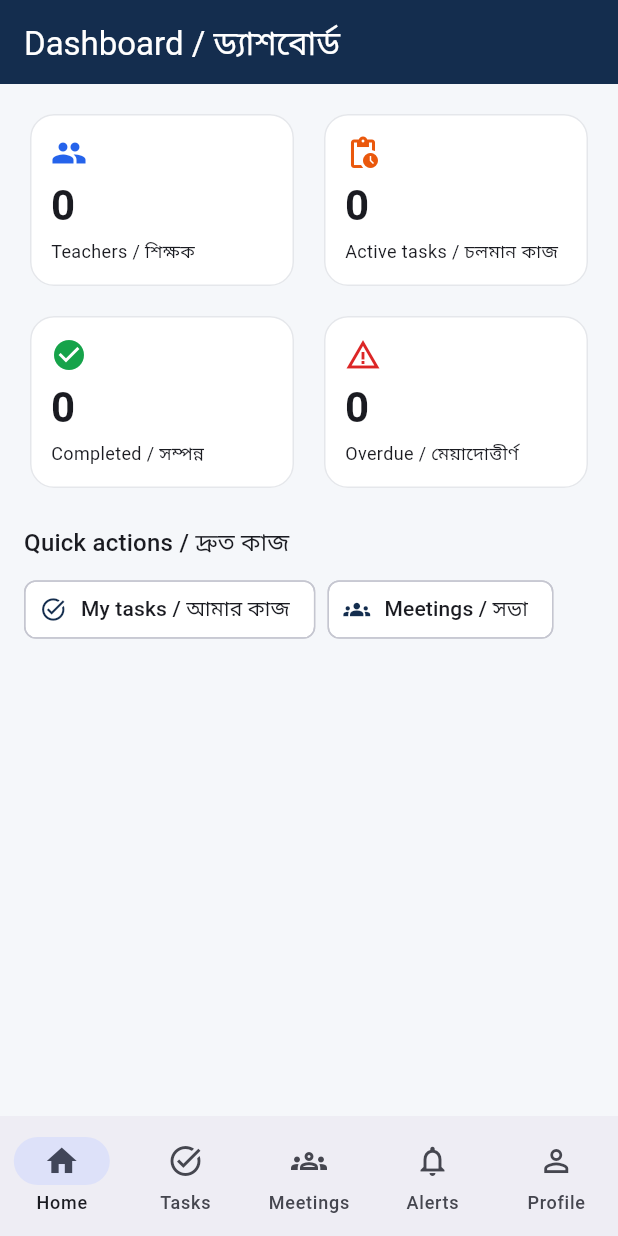
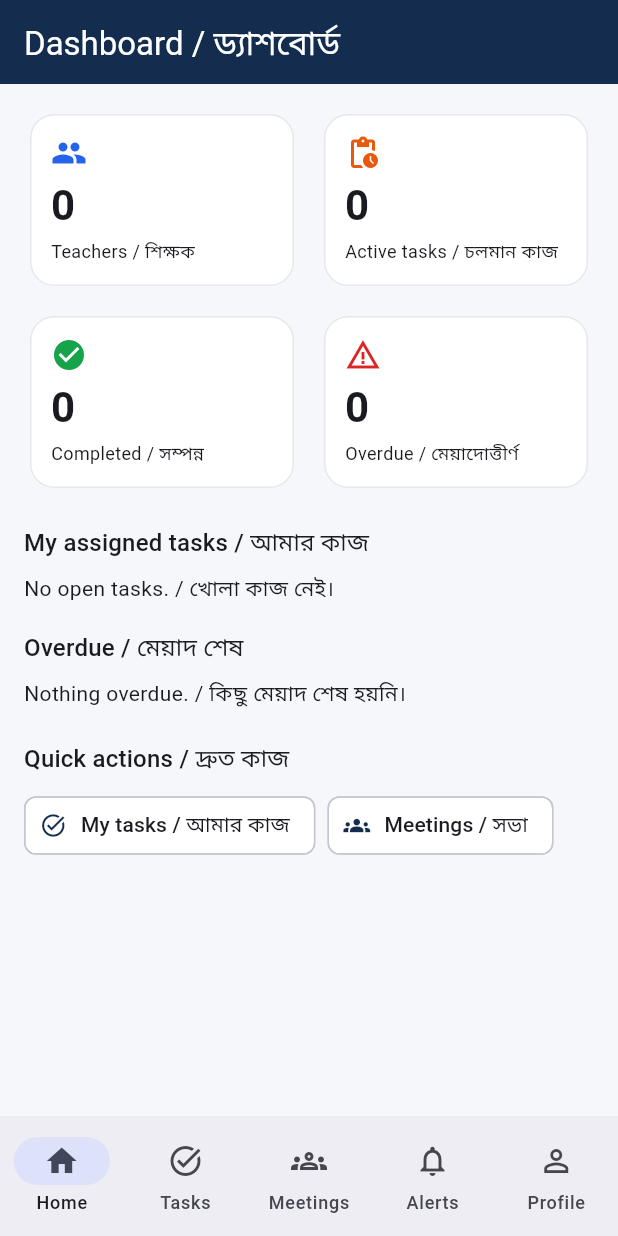
Before and after one commit to ctcomputer-cmd/dpi, a Flutter app: the DashboardScreen screen opened by its route, on a phone screen of 412 x 824 dp. Run offline on Flutter 3.47's test engine with Material 3 defaults, Android fonts, the phone set to English and light mode, and no system bars; our stand-ins replace file_picker, flutter_riverpod, go_router, supabase_flutter; accounts and stored records are empty.

Commit message:
Dashboard: my assigned tasks and overdue list; staff profile with task and meeting history
Co-Authored-By: Claude Haiku 5.5 <noreply@anthropic.com>
Claude-Session: https://claude.ai/code/session_0146auwDjA3Cso7QCVrSMsSi

```diff
--- a/lib/app.dart
+++ b/lib/app.dart
@@ -18,6 +18,7 @@ import 'features/profile/profile_screen.dart';
 import 'features/tasks/tasks_screen.dart';
 import 'features/teachers/teachers_screen.dart';
 import 'features/teachers/teacher_form_screen.dart';
+import 'features/teachers/teacher_profile_screen.dart';
 import 'features/tasks/task_form_screen.dart';
 import 'features/tasks/task_details_screen.dart';
 import 'features/meetings/meeting_form_screen.dart';
@@ -80,6 +81,10 @@ final appRouter = GoRouter(
     ),
     GoRoute(path: '/teachers/new', builder: (_, __) => const TeacherFormScreen()),
     GoRoute(
+      path: '/teachers/:id',
+      builder: (_, s) => TeacherProfileScreen(userId: s.pathParameters['id']!),
+    ),
+    GoRoute(
       path: '/teachers/:id/edit',
       builder: (_, s) => TeacherFormScreen(userId: s.pathParameters['id']),
     ),
--- a/lib/features/home/dashboard_screen.dart
+++ b/lib/features/home/dashboard_screen.dart
@@ -5,6 +5,7 @@ import 'package:go_router/go_router.dart';
 import '../../core/theme.dart';
 import '../../shared/providers/data_providers.dart';
 import '../../shared/providers/directory_providers.dart';
+import 'my_tasks_section.dart';
 
 /// Dashboard: counts come from the database. RLS limits rows to what the user may see.
 class DashboardScreen extends ConsumerWidget {
@@ -43,6 +44,8 @@ class DashboardScreen extends ConsumerWidget {
                   _StatCard('Overdue / মেয়াদোত্তীর্ণ', s.overdueTasks, Icons.warning_amber, AppColors.error),
                 ],
               ),
+              const SizedBox(height: 20),
+              const MyTasksSection(),
               const SizedBox(height: 20),
               Text('Quick actions / দ্রুত কাজ',
                   style: Theme.of(context).textTheme.titleMedium),
--- /dev/null
+++ b/lib/features/home/my_tasks_section.dart
@@ -0,0 +1,99 @@
+import 'package:flutter/material.dart';
+import 'package:flutter_riverpod/flutter_riverpod.dart';
+import 'package:go_router/go_router.dart';
+import 'package:intl/intl.dart';
+import 'package:supabase_flutter/supabase_flutter.dart';
+
+import '../../core/theme.dart';
+import '../../shared/providers/data_providers.dart';
+import '../../shared/providers/directory_providers.dart';
+
+/// Tasks where the signed-in user is an assignee, with their own progress.
+final myAssignedTasksProvider =
+    FutureProvider.autoDispose<List<Map<String, dynamic>>>((ref) async {
+  final uid = Supabase.instance.client.auth.currentUser?.id;
+  if (uid == null) return <Map<String, dynamic>>[];
+  final rows = await Supabase.instance.client
+      .from('task_assignees')
+      .select('progress_percent, status, tasks(id, title, deadline, status, deleted_at)')
+      .eq('user_id', uid)
+      .limit(100);
+  return List<Map<String, dynamic>>.from(rows as List).where((r) {
+    final t = r['tasks'] as Map<String, dynamic>?;
+    return t != null && t['deleted_at'] == null;
+  }).toList();
+});
+
+const _closed = ['completed', 'cancelled'];
+
+class MyTasksSection extends ConsumerWidget {
+  const MyTasksSection({super.key});
+
+  @override
+  Widget build(BuildContext context, WidgetRef ref) {
+    final mine = ref.watch(myAssignedTasksProvider);
+    final all = ref.watch(taskListProvider);
+    final now = DateTime.now();
+    final overdue = (all.valueOrNull ?? const <TaskItem>[])
+        .where((t) =>
+            t.deadline != null && t.deadline!.isBefore(now) && !_closed.contains(t.status))
+        .toList();
+
+    final theme = Theme.of(context);
+
+    return Column(
+      crossAxisAlignment: CrossAxisAlignment.start,
+      children: [
+        Text('My assigned tasks / আমার কাজ', style: theme.textTheme.titleMedium),
+        const SizedBox(height: 8),
+        mine.when(
+          loading: () => const LinearProgressIndicator(),
+          error: (_, __) => const Text('Could not load your tasks. / কাজ লোড হয়নি।'),
+          data: (list) {
+            final open = list
+                .where((r) => !_closed.contains((r['tasks'] as Map)['status']))
+                .toList();
+            if (open.isEmpty) {
+              return const Text('No open tasks. / খোলা কাজ নেই।');
+            }
+            return Column(
+              children: [
+                for (final r in open.take(5))
+                  Card(
+                    child: ListTile(
+                      title: Text((r['tasks'] as Map)['title'] as String),
+                      subtitle: Text(
+                          '${prettyLabel(r['status'] as String)} • ${r['progress_percent']}%'),
+                      trailing: const Icon(Icons.chevron_right),
+                      onTap: () => context.go('/tasks/${(r['tasks'] as Map)['id']}'),
+                    ),
+                  ),
+              ],
+            );
+          },
+        ),
+        const SizedBox(height: 16),
+        Text('Overdue / মেয়াদ শেষ', style: theme.textTheme.titleMedium),
+        const SizedBox(height: 8),
+        if (overdue.isEmpty)
+          const Text('Nothing overdue. / কিছু মেয়াদ শেষ হয়নি।')
+        else
+          Column(
+            children: [
+              for (final t in overdue.take(5))
+                Card(
+                  child: ListTile(
+                    leading: const Icon(Icons.warning_amber, color: AppColors.error),
+                    title: Text(t.title),
+                    subtitle: Text(
+                        'Due ${DateFormat('dd MMM yyyy').format(t.deadline!.toLocal())}'),
+                    trailing: const Icon(Icons.chevron_right),
+                    onTap: () => context.go('/tasks/${t.id}'),
+                  ),
+                ),
+            ],
+          ),
+      ],
+    );
+  }
+}
--- a/lib/features/teachers/teachers_screen.dart
+++ b/lib/features/teachers/teachers_screen.dart
@@ -79,7 +79,7 @@ class _TeachersScreenState extends ConsumerState<TeachersScreen> {
                               style: const TextStyle(fontSize: 11)),
                         ),
                         onTap: () async {
-                          await context.push('/teachers/${t.id}/edit');
+                          await context.push('/teachers/${t.id}');
                           ref.invalidate(staffListProvider);
                         },
                       ),
```
Also changed, not shown: lib/features/teachers/teacher_profile_screen.dart (added, +140 -0 lines).
